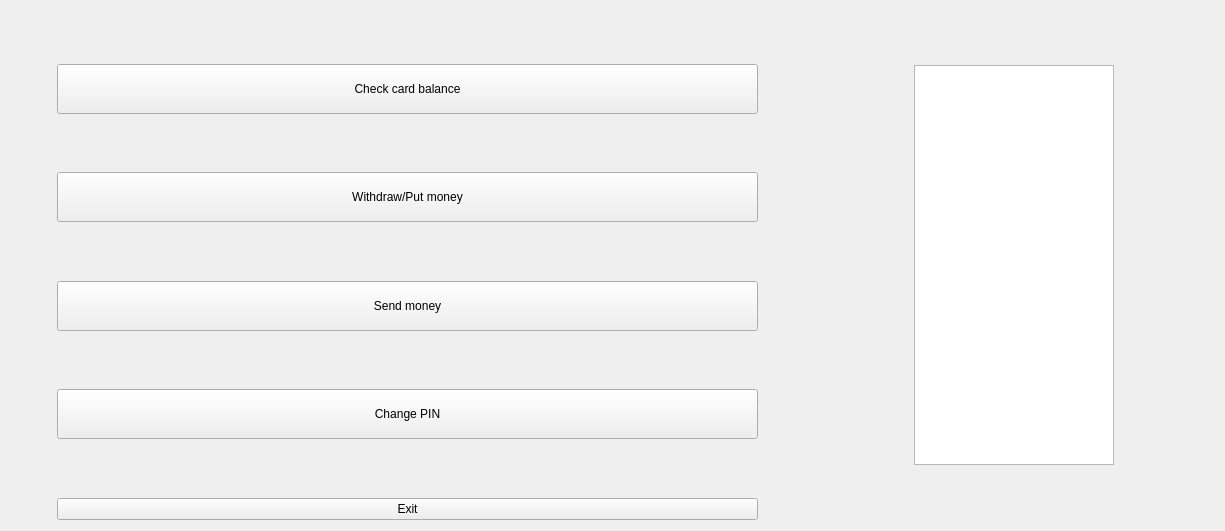
Before: the Qt Designer form ATM/mainoptionswidget.ui in IvanBlyzniuk/MOOP_Project, drawn with Qt 5.
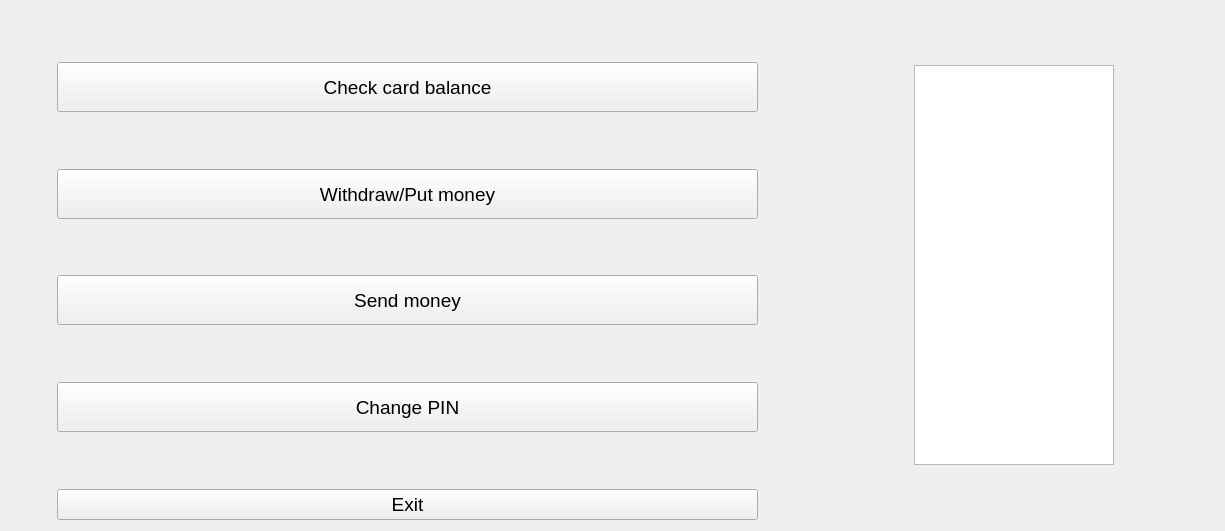
After: the same form once the commit is applied.

```diff
--- a/ATM/mainoptionswidget.ui
+++ b/ATM/mainoptionswidget.ui
@@ -40,6 +40,11 @@
          <height>50</height>
         </size>
        </property>
+       <property name="font">
+        <font>
+         <pointsize>14</pointsize>
+        </font>
+       </property>
        <property name="text">
         <string>Check card balance</string>
        </property>
@@ -79,6 +84,11 @@
          <height>50</height>
         </size>
        </property>
+       <property name="font">
+        <font>
+         <pointsize>14</pointsize>
+        </font>
+       </property>
        <property name="text">
         <string>Withdraw/Put money</string>
        </property>
@@ -105,6 +115,11 @@
          <height>50</height>
         </size>
        </property>
+       <property name="font">
+        <font>
+         <pointsize>14</pointsize>
+        </font>
+       </property>
        <property name="text">
         <string>Send money</string>
        </property>
@@ -131,6 +146,11 @@
          <height>50</height>
         </size>
        </property>
+       <property name="font">
+        <font>
+         <pointsize>14</pointsize>
+        </font>
+       </property>
        <property name="text">
         <string>Change PIN</string>
        </property>
@@ -138,6 +158,11 @@
      </item>
      <item row="9" column="1">
       <widget class="QPushButton" name="exitButton">
+       <property name="font">
+        <font>
+         <pointsize>14</pointsize>
+        </font>
+       </property>
        <property name="text">
         <string>Exit</string>
        </property>
```
Left out of the diff: 5 changed lines with no effect on the pictures.
